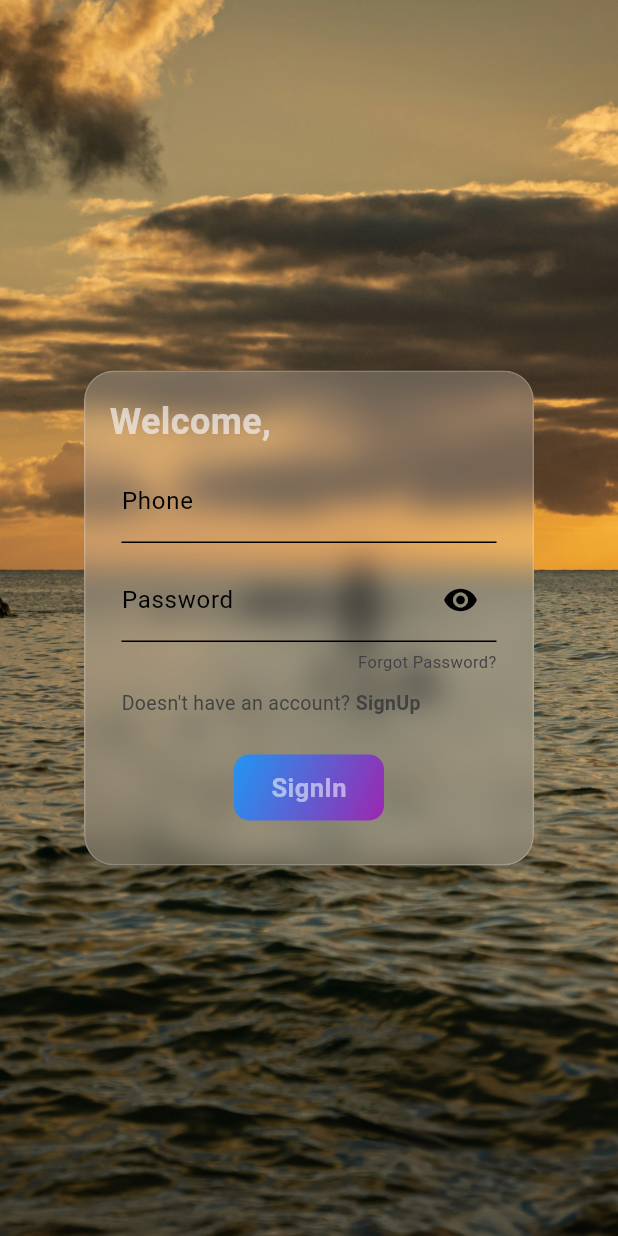
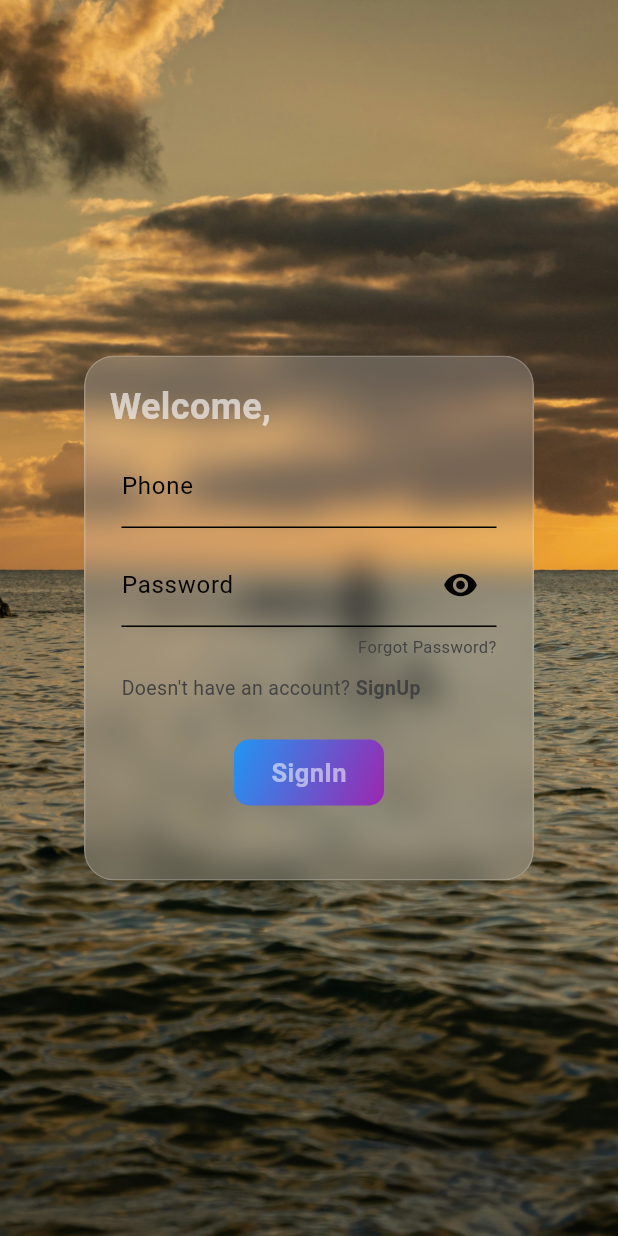
Before and after one commit to BharathrajShetty/MyExpenseApp, a Flutter app: the screen it shows after launch, on a phone screen of 412 x 824 dp. Run offline on Flutter 3.47's test engine with Material 3 defaults, Android fonts, the phone set to English and light mode, and no system bars.

Commit message:
initial commit

```diff
--- a/lib/pages/signin_page.dart
+++ b/lib/pages/signin_page.dart
@@ -31,7 +31,7 @@ class SignupPage extends StatelessWidget {
                     filter: ImageFilter.blur(sigmaX: 10.0, sigmaY: 10.0),
                     child: Container(
                       width: 300,
-                      height: 330,
+                      height: 350,
                       decoration: BoxDecoration(
                         color: Colors.white.withOpacity(0.2),
                         borderRadius: BorderRadius.circular(20),
```
